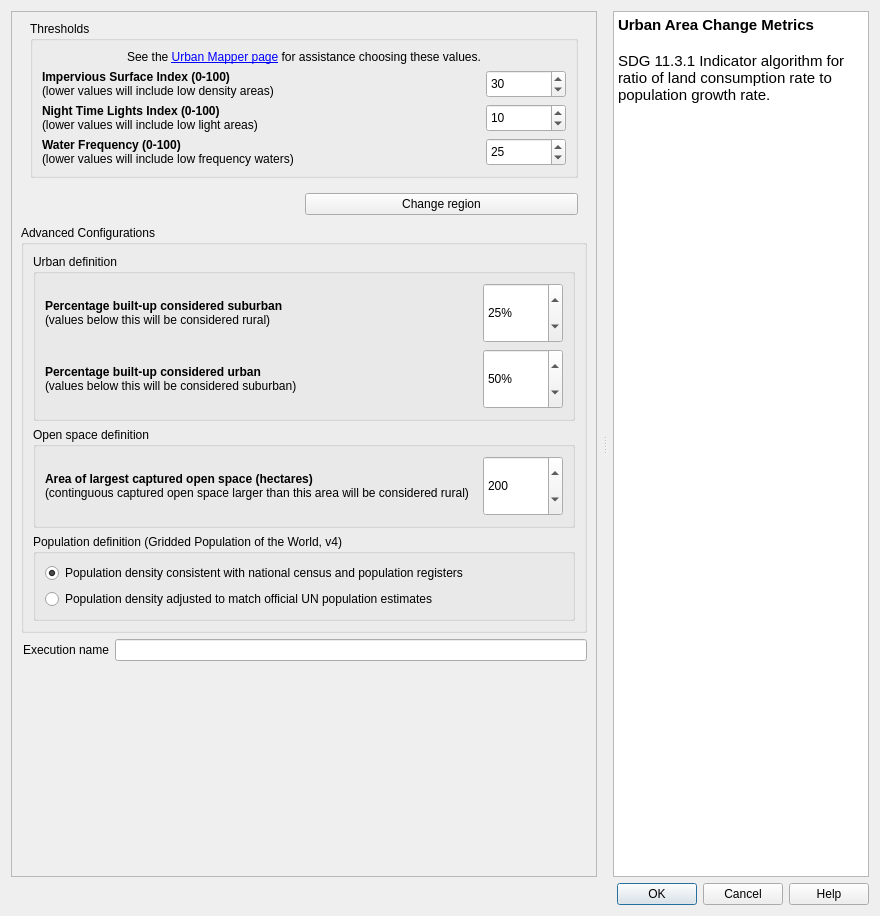
This is LDMP/gui/DlgCalculateUrbanData.ui in ConservationInternational/trends.earth as Qt 5 draws it before an edit. The edited form follows.
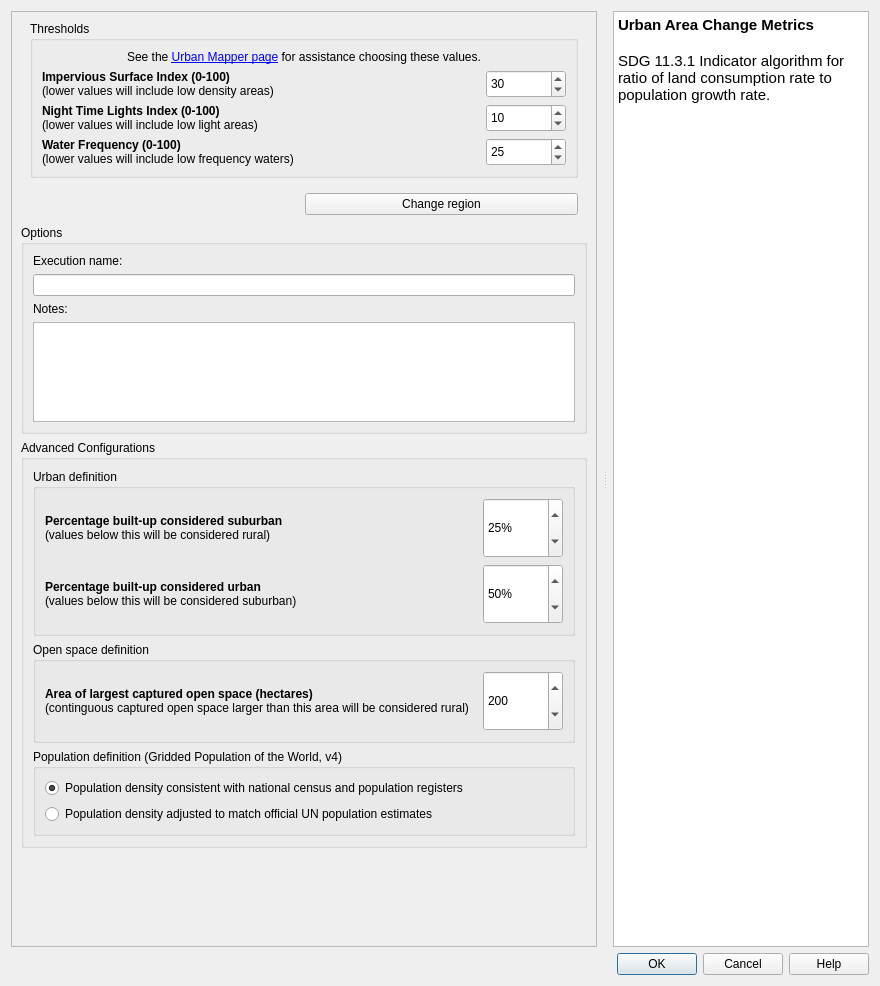
This is the edited form. Custom widgets are drawn as their Qt base class.

Commit message: updated algorithms dialog to include options group box

```diff
--- a/LDMP/gui/DlgCalculateUrbanData.ui
+++ b/LDMP/gui/DlgCalculateUrbanData.ui
@@ -241,6 +241,57 @@
          </item>
         </layout>
        </item>
+       <item>
+        <widget class="QgsCollapsibleGroupBox" name="options_group">
+         <property name="title">
+          <string>Options</string>
+         </property>
+         <property name="collapsed">
+          <bool>true</bool>
+         </property>
+         <layout class="QVBoxLayout" name="verticalLayout_5">
+          <item>
+           <widget class="QLabel" name="execution_name_la">
+            <property name="text">
+             <string>Execution name:</string>
+            </property>
+           </widget>
+          </item>
+          <item>
+           <widget class="QLineEdit" name="execution_name_le"/>
+          </item>
+          <item>
+           <widget class="QLabel" name="task_notes_la">
+            <property name="text">
+             <string>Notes:</string>
+            </property>
+           </widget>
+          </item>
+          <item>
+           <widget class="QTextEdit" name="task_notes">
+            <property name="sizePolicy">
+             <sizepolicy hsizetype="Expanding" vsizetype="Minimum">
+              <horstretch>0</horstretch>
+              <verstretch>0</verstretch>
+             </sizepolicy>
+            </property>
+            <property name="minimumSize">
+             <size>
+              <width>0</width>
+              <height>0</height>
+             </size>
+            </property>
+            <property name="maximumSize">
+             <size>
+              <width>16777215</width>
+              <height>100</height>
+             </size>
+            </property>
+           </widget>
+          </item>
+         </layout>
+        </widget>
+       </item>
        <item>
         <widget class="QgsCollapsibleGroupBox" name="advance_configurations">
          <property name="title">
@@ -430,26 +481,6 @@
          </layout>
         </widget>
        </item>
-       <item>
-        <layout class="QHBoxLayout" name="horizontalLayout_2">
-         <property name="leftMargin">
-          <number>2</number>
-         </property>
-         <item>
-          <widget class="QLabel" name="execution_name_la">
-           <property name="toolTip">
-            <string>Auto generated name for the task which can be edited</string>
-           </property>
-           <property name="text">
-            <string>Execution name</string>
-           </property>
-          </widget>
-         </item>
-         <item>
-          <widget class="QLineEdit" name="execution_name_le"/>
-         </item>
-        </layout>
-       </item>
        <item>
         <spacer name="verticalSpacer">
          <property name="orientation">
```
The commit also changes 10 other files.
